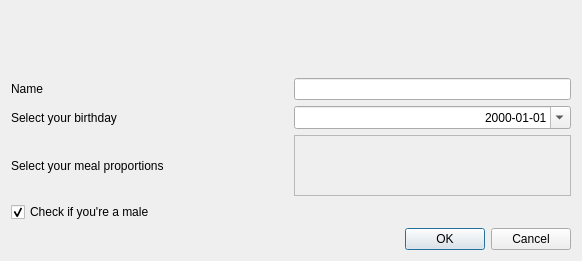
First picture: the form in caloriestracker/ui/frmUsersAdd.ui, repository turulomio/caloriestracker, before the edit.
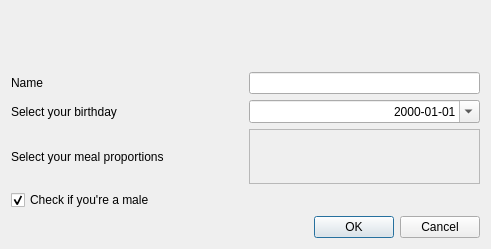
Second picture: the form after the edit. Icons and pictures are not drawn. Custom widgets are drawn as their Qt base class.

```diff
--- a/caloriestracker/ui/frmUsersAdd.ui
+++ b/caloriestracker/ui/frmUsersAdd.ui
@@ -9,8 +9,8 @@
    <rect>
     <x>0</x>
     <y>0</y>
-    <width>582</width>
-    <height>261</height>
+    <width>491</width>
+    <height>249</height>
    </rect>
   </property>
   <property name="windowTitle">
```
